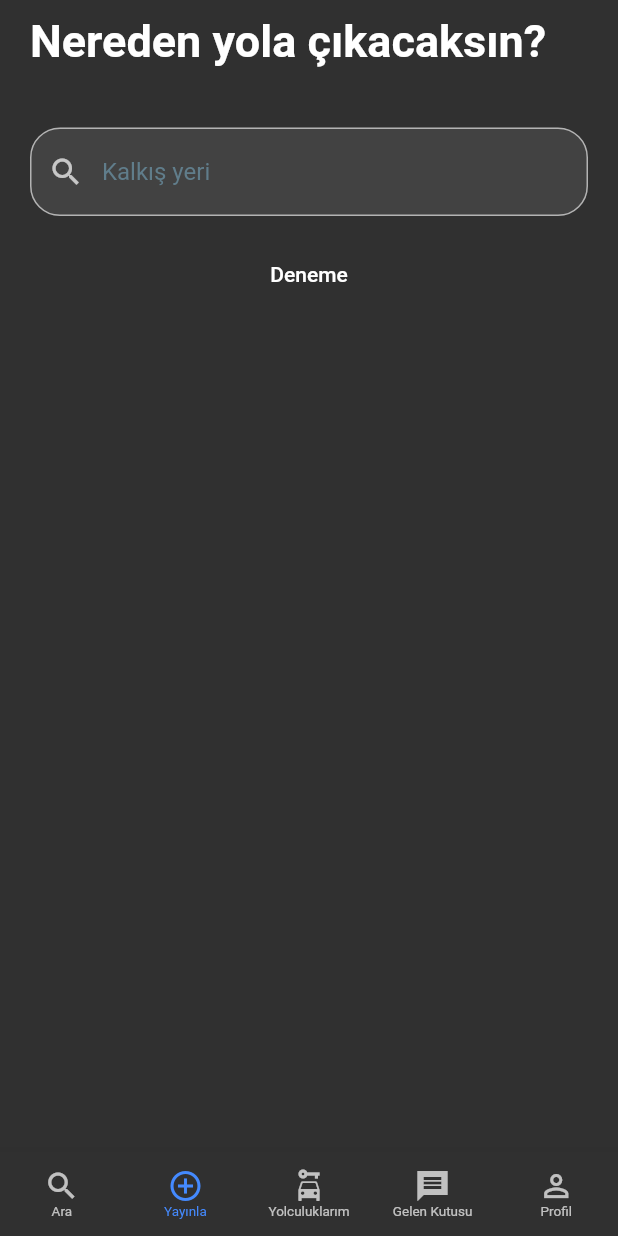
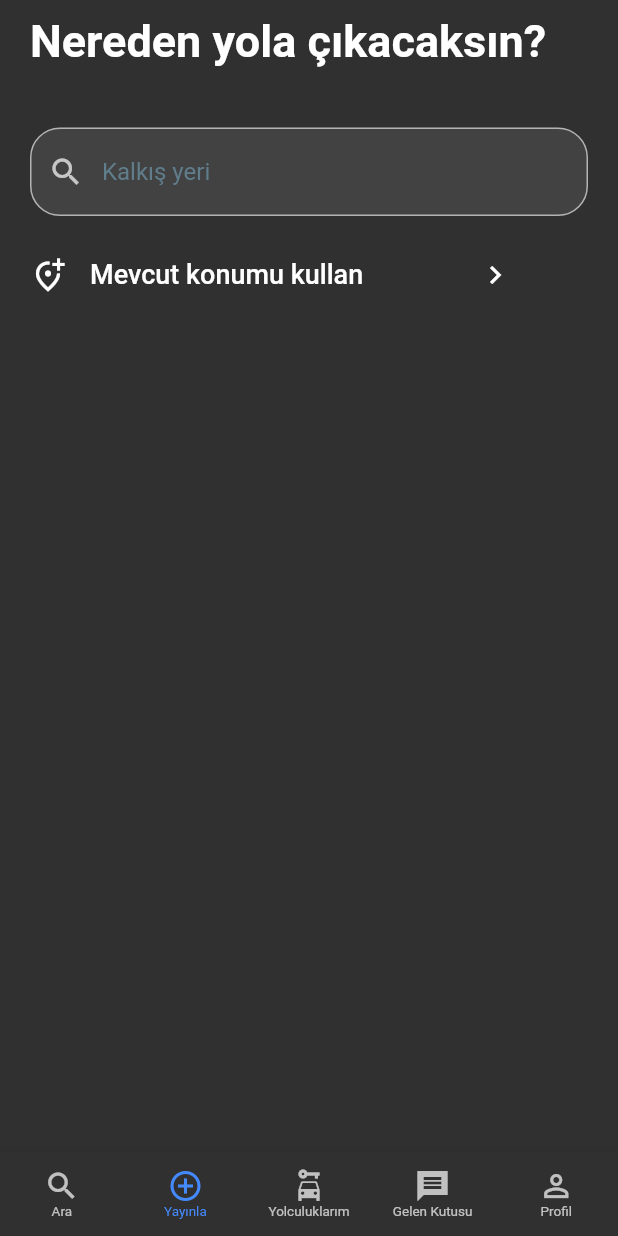
Before and after one commit to ealpago/Benideal, a Flutter app: the screen it shows after launch, item 2 of the bottom bar chosen, on a phone screen of 412 x 824 dp. Run offline on Flutter 3.47's test engine with Material 2 defaults, Android fonts, the phone set to English and light mode, and no system bars.

Commit message:
Initial commit

```diff
--- a/lib/pages/publishPage.dart
+++ b/lib/pages/publishPage.dart
@@ -55,11 +55,29 @@ class _PublishPageState extends State<PublishPage> {
               SizedBox(height: 15.0),
               SizedBox(
                 width: double.infinity,
-                child: FlatButton(
-                  color: Colors.transparent,
-                  onPressed: (){
+                child: Row(
+                  children: [
+                    Icon(
+                      Icons.add_location_alt_outlined
+                    ),
+                    ElevatedButton(
+                    style: ButtonStyle(
+                      elevation: MaterialStateProperty.all(0.0),
+                      backgroundColor: MaterialStateProperty.all(Colors.transparent),
+                    ),
+                    onPressed: (){
 
-                  },child: Text('Deneme'),
+                    },child: Text('Mevcut konumu kullan',
+                    style: TextStyle(
+                      fontSize: 18.0
+                    ),
+                    ),
+                  ),
+                    SizedBox(width: 60.0),
+                    Icon(
+                        Icons.chevron_right
+                    ),
+                  ]
                 ),
               )
             ],
```
